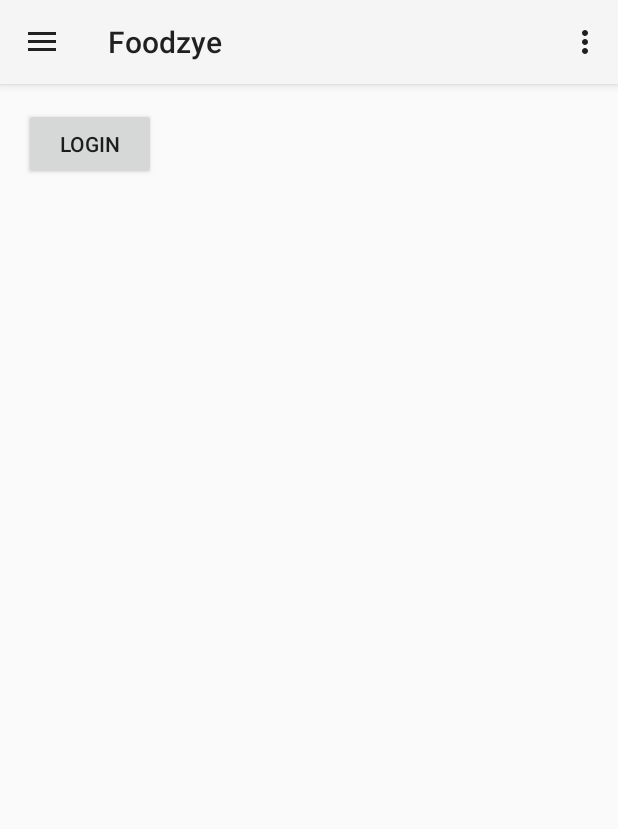
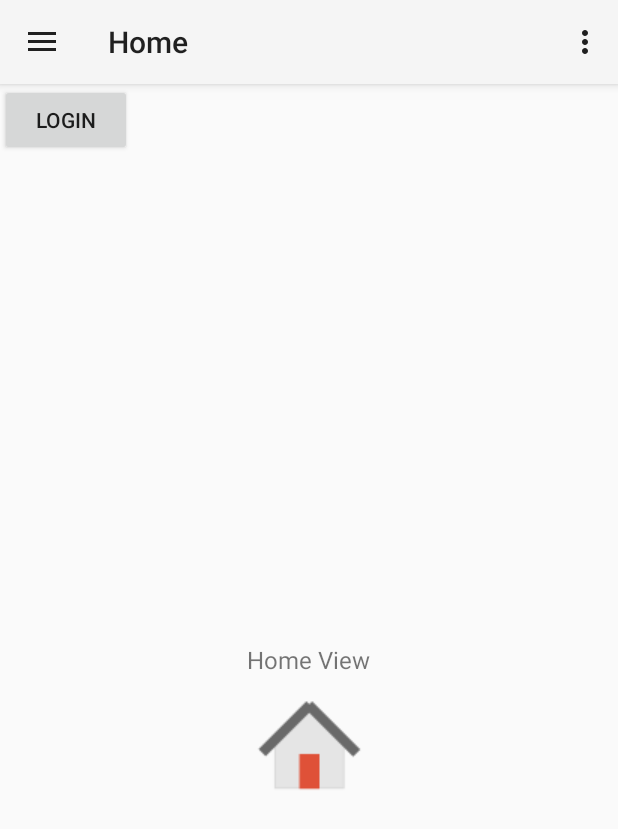
Before and after one commit to Tomislav776/Foodzye, an Android app: the screen it shows after launch (MainActivity), on a phone screen of 412 x 824 dp. Shown: the top 829 px of the screen. Run offline under Robolectric (Android 15) with nearby library versions, the phone set to English and light mode, and no system bars.

Commit message:
Navigacija u izradi...

```diff
--- a/app/build.gradle
+++ b/app/build.gradle
@@ -16,13 +16,18 @@ android {
             minifyEnabled false
             proguardFiles getDefaultProguardFile('proguard-android.txt'), 'proguard-rules.pro'
         }
+
+        debug {
+            debuggable true
+        }
     }
 }
 
 dependencies {
     compile fileTree(include: ['*.jar'], dir: 'libs')
+    compile files('libs/GenAsync.1.2.jar')
     compile 'com.android.support:appcompat-v7:23.2.1'
     compile 'com.android.support:design:23.2.1'
     compile 'com.jakewharton:butterknife:7.0.1'
-    compile files('libs/GenAsync.1.2.jar')
+    compile 'com.android.support:support-v4:23.2.1'
 }
--- a/app/src/main/AndroidManifest.xml
+++ b/app/src/main/AndroidManifest.xml
@@ -6,7 +6,8 @@
         android:allowBackup="true"
         android:icon="@mipmap/ic_launcher"
         android:label="@string/app_name"
-        android:theme="@style/AppTheme">
+        android:theme="@style/AppTheme"
+        android:debuggable="true"> <!-- TODO: u releasu ovo maknuti debuggable -->
         <activity
             android:name=".MainActivity"
             android:label="@string/app_name">
--- /dev/null
+++ b/app/src/main/java/com/example/tomipc/foodzye/HomeFragment.java
@@ -0,0 +1,21 @@
+package com.example.tomipc.foodzye;
+
+import android.app.Fragment;
+import android.os.Bundle;
+import android.view.LayoutInflater;
+import android.view.View;
+import android.view.ViewGroup;
+
+public class HomeFragment extends Fragment {
+
+    public HomeFragment(){}
+
+    @Override
+    public View onCreateView(LayoutInflater inflater, ViewGroup container,
+                             Bundle savedInstanceState) {
+
+        View rootView = inflater.inflate(R.layout.fragment_home, container, false);
+
+        return rootView;
+    }
+}
--- /dev/null
+++ b/app/src/main/java/com/example/tomipc/foodzye/LoginFragment.java
@@ -0,0 +1,22 @@
+package com.example.tomipc.foodzye;
+
+import android.app.Fragment;
+import android.os.Bundle;
+import android.view.LayoutInflater;
+import android.view.View;
+import android.view.ViewGroup;
+
+public class LoginFragment extends Fragment  {
+
+    public LoginFragment(){}
+
+    @Override
+    public View onCreateView(LayoutInflater inflater, ViewGroup container,
+                             Bundle savedInstanceState) {
+
+
+        View rootView = inflater.inflate(R.layout.activity_login, container, false);
+
+        return rootView;
+    }
+}
--- a/app/src/main/java/com/example/tomipc/foodzye/MainActivity.java
+++ b/app/src/main/java/com/example/tomipc/foodzye/MainActivity.java
@@ -1,5 +1,7 @@
 package com.example.tomipc.foodzye;
 
+import android.app.Fragment;
+import android.app.FragmentManager;
 import android.content.Intent;
 import android.content.res.Configuration;
 import android.content.res.TypedArray;
@@ -7,9 +9,11 @@ import android.os.Bundle;
 import android.support.v4.widget.DrawerLayout;
 import android.support.v7.app.ActionBarDrawerToggle;
 import android.support.v7.app.AppCompatActivity;
+import android.util.Log;
 import android.view.Menu;
 import android.view.MenuItem;
 import android.view.View;
+import android.widget.AdapterView;
 import android.widget.Button;
 import android.widget.EditText;
 import android.widget.ListView;
@@ -111,12 +115,72 @@ public class MainActivity extends AppCompatActivity {
 
         if (savedInstanceState == null) {
             // on first time display view for first nav item
-            //displayView(0);
+            displayView(0);
         }
         loginButton = (Button) findViewById(R.id.LoginButton);
         logoutButton = (Button) findViewById(R.id.LogoutButton);
         ETusername = (EditText) findViewById(R.id.username);
         userLocalStore = new UserLocalStore(this);
+
+        mDrawerList.setOnItemClickListener(new SlideMenuClickListener());
+    }
+
+    private class SlideMenuClickListener implements
+            ListView.OnItemClickListener {
+        @Override
+        public void onItemClick(AdapterView<?> parent, View view, int position,
+                                long id) {
+            // display view for selected nav drawer item
+            displayView(position);
+        }
+    }
+
+    /**
+     * Diplaying fragment view for selected nav drawer list item
+     * */
+    private void displayView(int position) {
+        // update the main content by replacing fragments
+        Fragment fragment = null;
+        switch (position) {
+            case 0:
+                fragment = new HomeFragment();
+                break;
+            case 1:
+                fragment = new LoginFragment();
+                /*Intent i = new Intent(this, loginActivity.class);
+                startActivity(i);*/
+                break;
+            /*case 2:
+                fragment = new PhotosFragment();
+                break;
+            case 3:
+                fragment = new CommunityFragment();
+                break;
+            case 4:
+                fragment = new PagesFragment();
+                break;
+            case 5:
+                fragment = new WhatsHotFragment();
+                break;*/
+
+            default:
+                break;
+        }
+
+        if (fragment != null) {
+            FragmentManager fragmentManager = getFragmentManager();
+            fragmentManager.beginTransaction()
+                    .replace(R.id.frame_container, fragment).commit();
+
+            // update selected item and title, then close the drawer
+            mDrawerList.setItemChecked(position, true);
+            mDrawerList.setSelection(position);
+            setTitle(navMenuTitles[position]);
+            mDrawerLayout.closeDrawer(mDrawerList);
+        } else {
+            // error in creating fragment
+            Log.e("MainActivity", "Error in creating fragment");
+        }
     }
 
     @Override
@@ -204,7 +268,7 @@ public class MainActivity extends AppCompatActivity {
     @Override
     public void setTitle(CharSequence title) {
         mTitle = title;
-        getActionBar().setTitle(mTitle);
+        getSupportActionBar().setTitle(mTitle);
     }
 
     /**
--- a/app/src/main/res/layout/activity_main.xml
+++ b/app/src/main/res/layout/activity_main.xml
@@ -6,10 +6,9 @@
 
 <RelativeLayout xmlns:android="http://schemas.android.com/apk/res/android"
     xmlns:tools="http://schemas.android.com/tools" android:layout_width="match_parent"
-    android:layout_height="match_parent" android:paddingLeft="@dimen/activity_horizontal_margin"
-    android:paddingRight="@dimen/activity_horizontal_margin"
-    android:paddingTop="@dimen/activity_vertical_margin"
-    android:paddingBottom="@dimen/activity_vertical_margin" tools:context=".MainActivity">
+    android:id="@+id/frame_container"
+    android:layout_height="match_parent"
+    tools:context=".MainActivity">
 
     <Button
         android:layout_width="wrap_content"
--- /dev/null
+++ b/app/src/main/res/layout/fragment_home.xml
@@ -0,0 +1,22 @@
+<?xml version="1.0" encoding="utf-8"?>
+<RelativeLayout xmlns:android="http://schemas.android.com/apk/res/android"
+    android:layout_width="match_parent"
+    android:layout_height="match_parent">
+
+    <TextView
+        android:id="@+id/txtLabel"
+        android:layout_width="wrap_content"
+        android:layout_height="wrap_content"
+        android:layout_centerInParent="true"
+        android:textSize="16dp"
+        android:text="Home View"/>
+
+    <ImageView android:layout_width="wrap_content"
+        android:layout_height="wrap_content"
+        android:layout_below="@id/txtLabel"
+        android:src="@drawable/ic_home"
+        android:layout_centerHorizontal="true"
+        android:layout_marginTop="10dp"/>
+
+
+</RelativeLayout>
--- a/app/src/main/res/values/strings.xml
+++ b/app/src/main/res/values/strings.xml
@@ -16,7 +16,7 @@
     <!-- Nav Drawer Menu Items -->
     <string-array name="nav_drawer_items">
         <item >Home</item>
-        <item >Find People</item>
+        <item >Login</item>
         <item >Photos</item>
         <item >Communities</item>
         <item >Pages</item>
```
Also changed, not shown: 1 other file.
